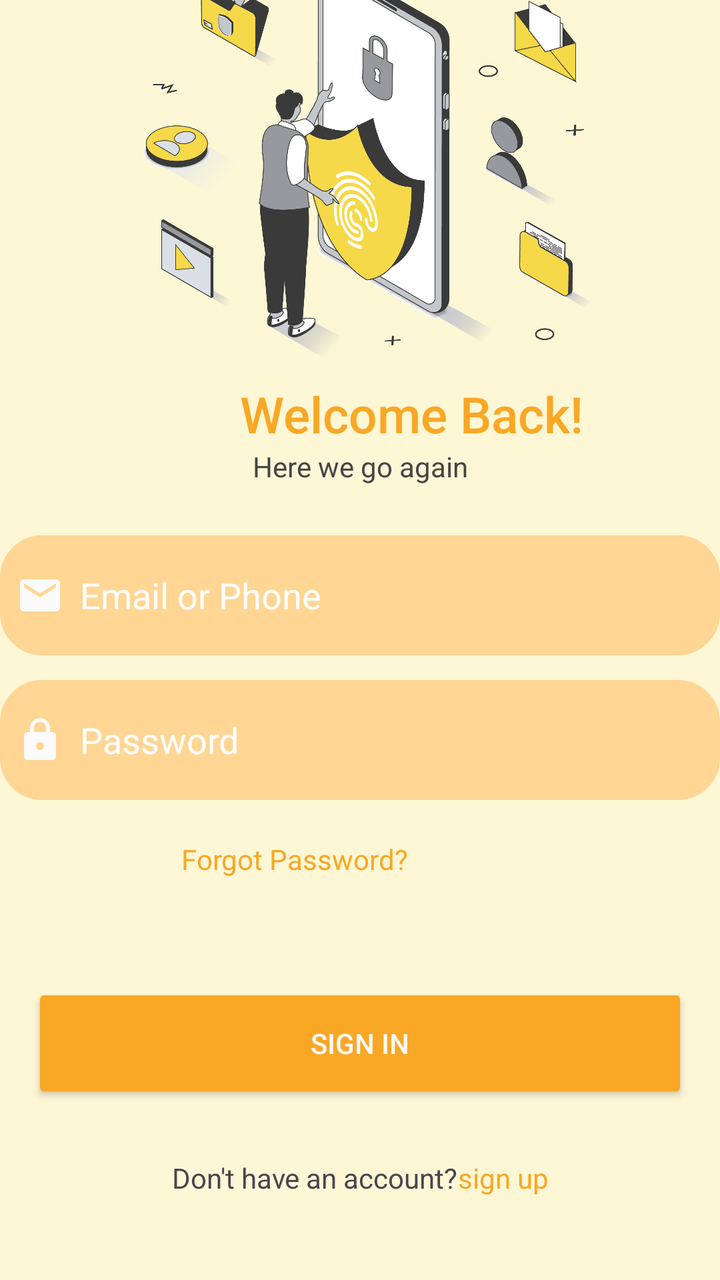
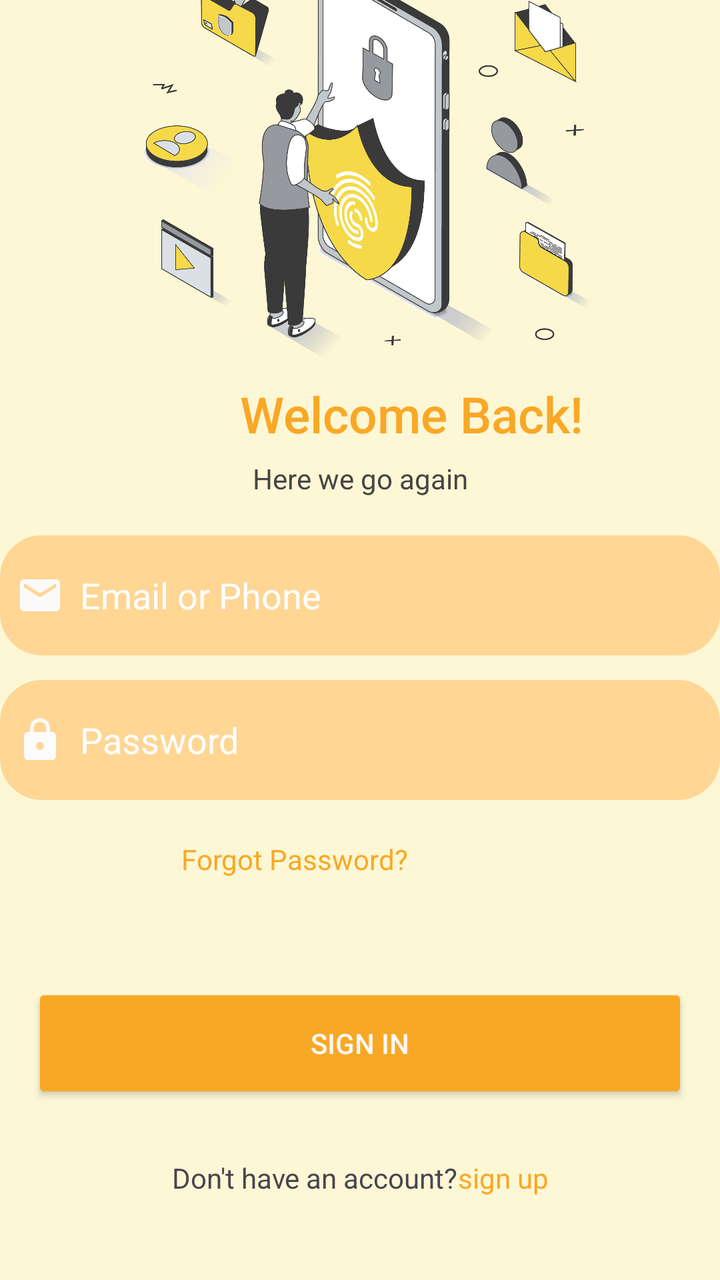

Two renders of the same Android screen: before a commit and after it. Below are the layout's source before the change and the commit's diff.
<!-- AndroidManifest.xml: application theme Theme.Cheezy -->
<!-- res/layout/activity_main.xml -->
<?xml version="1.0" encoding="utf-8"?>
<androidx.constraintlayout.widget.ConstraintLayout
    xmlns:android="http://schemas.android.com/apk/res/android"
    xmlns:app="http://schemas.android.com/apk/res-auto"
    xmlns:tools="http://schemas.android.com/tools"
    android:id="@+id/main"
    android:layout_width="match_parent"
    android:layout_height="match_parent"
    android:background="#FDF7D6"
    tools:context=".MainActivity"
    tools:visibility="visible">

    <androidx.constraintlayout.widget.Guideline
        android:id="@+id/guideline"
        android:layout_width="wrap_content"
        android:layout_height="wrap_content"
        android:orientation="horizontal"
        app:layout_constraintGuide_percent=".35" />


    <androidx.constraintlayout.widget.ConstraintLayout
        android:layout_width="match_parent"
        android:layout_height="match_parent"
        app:layout_constraintEnd_toStartOf="parent"
        app:layout_constraintTop_toTopOf="parent">

        <ImageView
            android:id="@+id/imageView2"
            android:layout_width="350dp"
            android:layout_height="350dp"
            android:layout_marginBottom="15dp"
            android:src="@drawable/sign_in"
            app:layout_constraintBottom_toTopOf="@+id/editTextText2"
            app:layout_constraintEnd_toEndOf="parent"
            app:layout_constraintHorizontal_bias="0.495"
            app:layout_constraintStart_toStartOf="parent"
            app:layout_constraintTop_toTopOf="parent"
            app:layout_constraintVertical_bias="1.0"
            tools:ignore="MissingConstraints">


        </ImageView>

        <EditText
            android:id="@+id/editTextTextPassword"
            android:layout_width="wrap_content"
            android:layout_height="60dp"
            android:layout_marginTop="100dp"
            android:width="380dp"
            android:background="@drawable/edit_text_background"
            android:drawableLeft="@drawable/baseline_lock_24"
            android:drawablePadding="8dp"
            android:drawableTint="#FBFBFB"
            android:ems="10"
            android:hint="Password"
            android:inputType="textPassword"
            android:padding="8dp"
            android:textColor="#F8F5F5"
            android:textColorHint="@color/white"
            app:layout_constraintBottom_toBottomOf="parent"
            app:layout_constraintEnd_toEndOf="parent"
            app:layout_constraintHorizontal_bias="0.483"
            app:layout_constraintStart_toStartOf="parent"
            app:layout_constraintTop_toTopOf="parent" />

        <EditText
            android:id="@+id/editTextText2"
            android:layout_width="wrap_content"
            android:layout_height="60dp"
            android:layout_marginTop="80dp"
            android:width="380dp"
            android:background="@drawable/edit_text_background"
            android:drawableLeft="@drawable/baseline_email_24"
            android:drawablePadding="8dp"
            android:drawableTint="#FBFAFA"
            android:ems="10"
            android:hint="Email or Phone"
            android:inputType="text"
            android:padding="8dp"
            android:textColor="#FAF7F7"
            android:textColorHint="@color/white"
            app:layout_constraintBottom_toBottomOf="parent"
            app:layout_constraintEnd_toEndOf="parent"
            app:layout_constraintHorizontal_bias="0.483"
            app:layout_constraintStart_toStartOf="parent"
            app:layout_constraintTop_toTopOf="parent"
            app:layout_constraintVertical_bias="0.375" />

        <TextView
            android:id="@+id/textView"
            android:layout_width="wrap_content"
            android:layout_height="wrap_content"
            android:layout_marginTop="20dp"
            android:layout_marginEnd="156dp"
            android:text="Forgot Password?"
            android:textColor="#F9A825"
            android:textStyle="normal"
            app:layout_constraintEnd_toEndOf="parent"
            app:layout_constraintTop_toBottomOf="@+id/editTextTextPassword" />

        <Button
            android:id="@+id/button"
            android:layout_width="0dp"
            android:layout_height="60dp"
            android:layout_marginStart="16dp"
            android:layout_marginEnd="16dp"
            android:backgroundTint="@color/LightningYellow"
            android:text="SIGN IN"
            android:textColor="#FBF8F8"
            app:cornerRadius="20dp"
            app:layout_constraintBottom_toBottomOf="parent"
            app:layout_constraintEnd_toEndOf="parent"
            app:layout_constraintStart_toStartOf="parent"
            app:layout_constraintTop_toBottomOf="@+id/editTextTextPassword"
            app:layout_constraintVertical_bias="0.51" />

        <LinearLayout
            android:id="@+id/linearLayout"
            android:layout_width="wrap_content"
            android:layout_height="wrap_content"
            android:layout_marginBottom="20dp"
            android:orientation="horizontal"
            app:layout_constraintBottom_toBottomOf="parent"
            app:layout_constraintEnd_toEndOf="parent"
            app:layout_constraintStart_toStartOf="parent"
            app:layout_constraintTop_toTopOf="parent"
            app:layout_constraintVertical_bias="0.964">

            <TextView
                android:id="@+id/textView2"
                android:layout_width="wrap_content"
                android:layout_height="wrap_content"
                android:layout_weight="0"
                android:text="Don't have an account?" />

            <TextView
                android:id="@+id/textView4"
                android:layout_width="wrap_content"
                android:layout_height="wrap_content"
                android:layout_weight="0"
                android:text="sign up"
                android:textColor="@color/LightningYellow" />
        </LinearLayout>

        <TextView
            android:id="@+id/textView3"
            android:layout_width="wrap_content"
            android:layout_height="wrap_content"
            android:layout_marginStart="120dp"
            android:layout_marginBottom="44dp"
            android:fontFamily="sans-serif-medium"
            android:text="Welcome Back!"
            android:textColor="@color/LightningYellow"
            android:textSize="25dp"
            app:layout_constraintBottom_toTopOf="@+id/editTextText2"
            app:layout_constraintStart_toStartOf="parent" />

        <TextView
            android:id="@+id/textView5"
            android:layout_width="wrap_content"
            android:layout_height="wrap_content"
            android:layout_marginBottom="19dp"
            android:fontFamily="sans-serif"
            android:text="Here we go again"
            android:textColor="@color/darkgray"
            android:textColorHint="@color/black"
            app:layout_constraintBottom_toTopOf="@+id/editTextText2"
            app:layout_constraintEnd_toEndOf="parent"
            app:layout_constraintStart_toStartOf="parent"
            app:layout_constraintTop_toBottomOf="@+id/textView3"
            app:layout_constraintVertical_bias="0.0" />
    </androidx.constraintlayout.widget.ConstraintLayout>

</androidx.constraintlayout.widget.ConstraintLayout>
<!-- resources referenced by this layout -->
<resources>
  <color name="LightningYellow">#F9A825</color>
  <color name="black">#FF000000</color>
  <color name="darkgray">#454545</color>
  <color name="white">#FFFFFFFF</color>
  <!-- drawable baseline_email_24 (drawable) -->
  <vector xmlns:android="http://schemas.android.com/apk/res/android" android:height="24dp" android:tint="#000000" android:viewportHeight="24" android:viewportWidth="24" android:width="24dp">
        
      <path android:fillColor="@android:color/white" android:pathData="M20,4L4,4c-1.1,0 -1.99,0.9 -1.99,2L2,18c0,1.1 0.9,2 2,2h16c1.1,0 2,-0.9 2,-2L22,6c0,-1.1 -0.9,-2 -2,-2zM20,8l-8,5 -8,-5L4,6l8,5 8,-5v2z"/>
      
  </vector>
  <!-- drawable baseline_lock_24 (drawable) -->
  <vector xmlns:android="http://schemas.android.com/apk/res/android" android:height="24dp" android:tint="#000000" android:viewportHeight="24" android:viewportWidth="24" android:width="24dp">
        
      <path android:fillColor="@android:color/white" android:pathData="M18,8h-1L17,6c0,-2.76 -2.24,-5 -5,-5S7,3.24 7,6v2L6,8c-1.1,0 -2,0.9 -2,2v10c0,1.1 0.9,2 2,2h12c1.1,0 2,-0.9 2,-2L20,10c0,-1.1 -0.9,-2 -2,-2zM12,17c-1.1,0 -2,-0.9 -2,-2s0.9,-2 2,-2 2,0.9 2,2 -0.9,2 -2,2zM15.1,8L8.9,8L8.9,6c0,-1.71 1.39,-3.1 3.1,-3.1 1.71,0 3.1,1.39 3.1,3.1v2z"/>
      
  </vector>
  <!-- drawable edit_text_background (drawable) -->
  <?xml version="1.0" encoding="utf-8"?>
  <shape xmlns:android="http://schemas.android.com/apk/res/android"
      android:shape="rectangle">
  
      <solid android:color="#FFD694"></solid>
      <corners android:radius="20dp"></corners>
      <stroke android:width="2dp"
          android:color="#FFD694"></stroke>
  
  </shape>
  <!-- drawable sign_in: png bitmap (drawable, 315245 bytes) -->
  <style name="Theme.Cheezy" parent="Base.Theme.Cheezy" />
  <style name="Base.Theme.Cheezy" parent="Theme.Material3.DayNight.NoActionBar">
          
          
      </style>
</resources>

<!-- the commit's change to res/layout/activity_main.xml (unified diff, before → after) -->
@@ -134,7 +134,7 @@
                 android:text="Don't have an account?" />
 
             <TextView
-                android:id="@+id/textView4"
+                android:id="@+id/signUp"
                 android:layout_width="wrap_content"
                 android:layout_height="wrap_content"
                 android:layout_weight="0"
@@ -143,7 +143,7 @@
         </LinearLayout>
 
         <TextView
-            android:id="@+id/textView3"
+            android:id="@+id/welcome"
             android:layout_width="wrap_content"
             android:layout_height="wrap_content"
             android:layout_marginStart="120dp"
